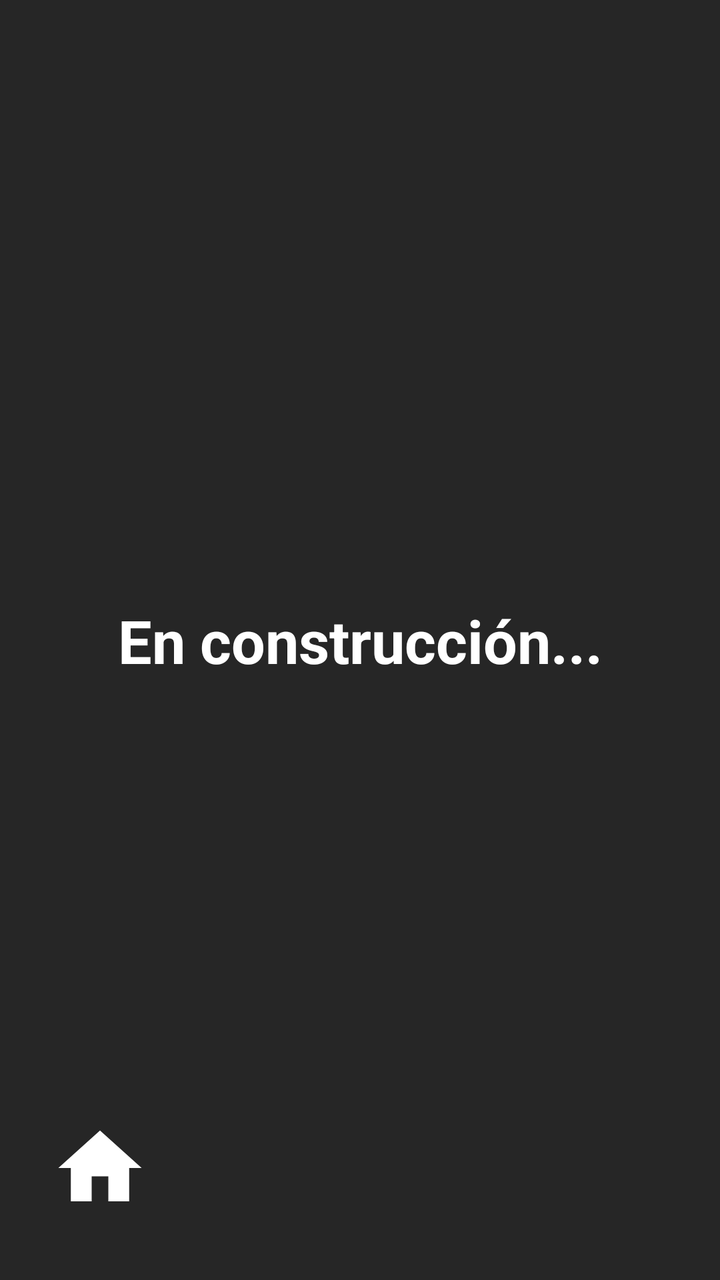
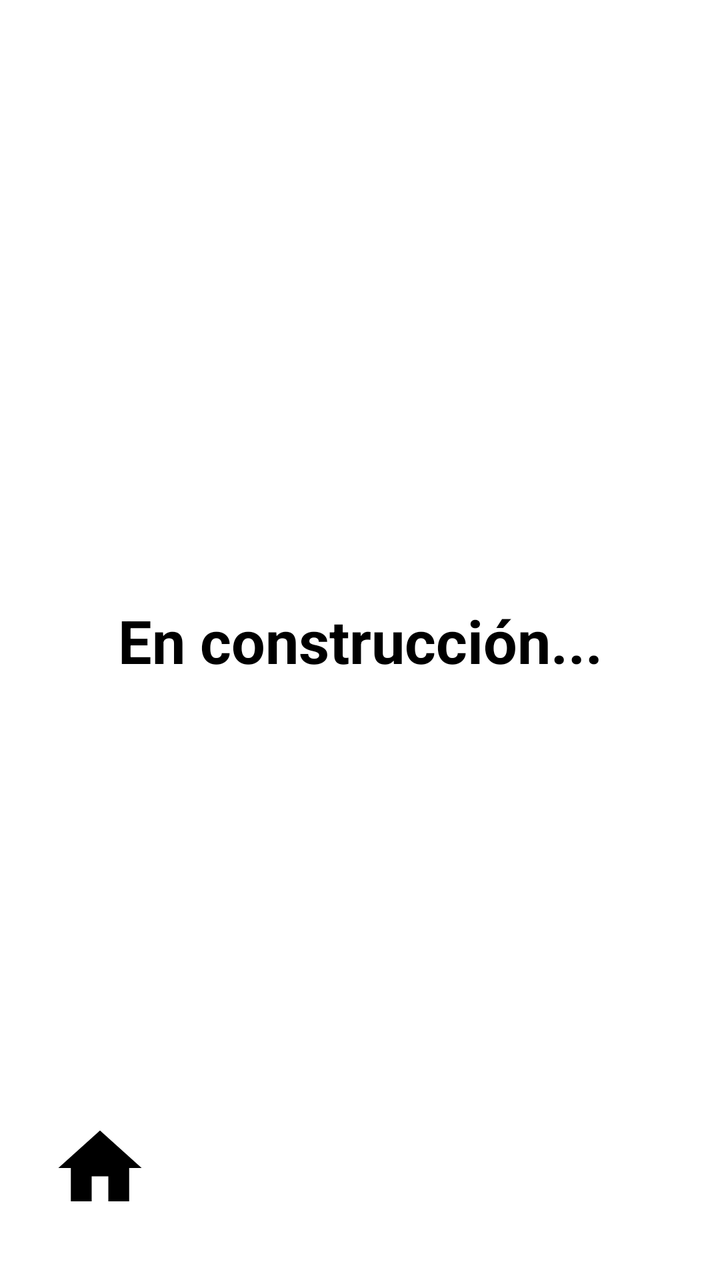

The first picture is an Android layout as it rendered before a commit; the second is the same layout after the commit. The layout source and the unified diff follow.
<!-- AndroidManifest.xml: application theme Theme.DemoUniversum -->
<!-- res/layout/activity_en_construccion.xml -->
<?xml version="1.0" encoding="utf-8"?>
<androidx.constraintlayout.widget.ConstraintLayout xmlns:android="http://schemas.android.com/apk/res/android"
    xmlns:app="http://schemas.android.com/apk/res-auto"
    xmlns:tools="http://schemas.android.com/tools"
    android:id="@+id/main"
    android:layout_width="match_parent"
    android:layout_height="match_parent"
    android:background="#262626"
    android:padding="10dp"
    tools:context=".App1">

    <TextView
        android:layout_width="wrap_content"
        android:layout_height="wrap_content"
        android:text="En construcción..."
        android:textColor="@android:color/white"
        android:textSize="30sp"
        android:textStyle="bold"
        app:layout_constraintBottom_toBottomOf="parent"
        app:layout_constraintEnd_toEndOf="parent"
        app:layout_constraintStart_toStartOf="parent"
        app:layout_constraintTop_toTopOf="parent">

    </TextView>

    <ImageButton
        android:id="@+id/button_home"
        android:layout_width="60dp"
        android:layout_height="60dp"
        android:layout_marginStart="10dp"
        android:layout_marginBottom="16dp"
        android:background="?attr/selectableItemBackgroundBorderless"
        android:contentDescription="Volver al inicio"
        android:padding="5dp"
        android:src="@drawable/home"
        android:scaleType="fitCenter"
        app:tint="@android:color/white"
        app:layout_constraintBottom_toBottomOf="parent"
        app:layout_constraintStart_toStartOf="parent" />

</androidx.constraintlayout.widget.ConstraintLayout>
<!-- resources referenced by this layout -->
<resources>
  <!-- drawable home (drawable) -->
  <vector xmlns:android="http://schemas.android.com/apk/res/android" android:height="160dp" android:tint="#000000" android:viewportHeight="24" android:viewportWidth="24" android:width="160dp">
        
      <path android:fillColor="@android:color/white" android:pathData="M10,20v-6h4v6h5v-8h3L12,3 2,12h3v8z"/>
      
  </vector>
  <style name="Theme.DemoUniversum" parent="Base.Theme.DemoUniversum" />
  <style name="Base.Theme.DemoUniversum" parent="Theme.Material3.DayNight.NoActionBar">
          
          
      </style>
</resources>

<!-- the commit's change to res/layout/activity_en_construccion.xml (unified diff, before → after) -->
@@ -5,7 +5,7 @@
     android:id="@+id/main"
     android:layout_width="match_parent"
     android:layout_height="match_parent"
-    android:background="#262626"
+    android:background="#FFFFFF"
     android:padding="10dp"
     tools:context=".App1">
 
@@ -13,7 +13,7 @@
         android:layout_width="wrap_content"
         android:layout_height="wrap_content"
         android:text="En construcción..."
-        android:textColor="@android:color/white"
+        android:textColor="@android:color/black"
         android:textSize="30sp"
         android:textStyle="bold"
         app:layout_constraintBottom_toBottomOf="parent"
@@ -34,7 +34,7 @@
         android:padding="5dp"
         android:src="@drawable/home"
         android:scaleType="fitCenter"
-        app:tint="@android:color/white"
+        app:tint="@android:color/black"
         app:layout_constraintBottom_toBottomOf="parent"
         app:layout_constraintStart_toStartOf="parent" />
 
<!-- resource entries referenced after the edit -->
@@ -7,7 +7,7 @@
       
   </vector>
   <style name="Theme.DemoUniversum" parent="Base.Theme.DemoUniversum" />
-  <style name="Base.Theme.DemoUniversum" parent="Theme.Material3.DayNight.NoActionBar">
+  <style name="Base.Theme.DemoUniversum" parent="Theme.Material3.Light.NoActionBar">
           
           
       </style>
